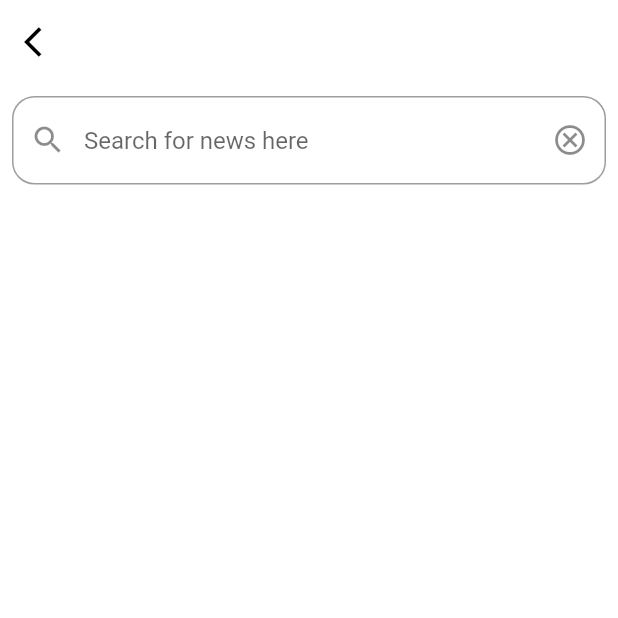
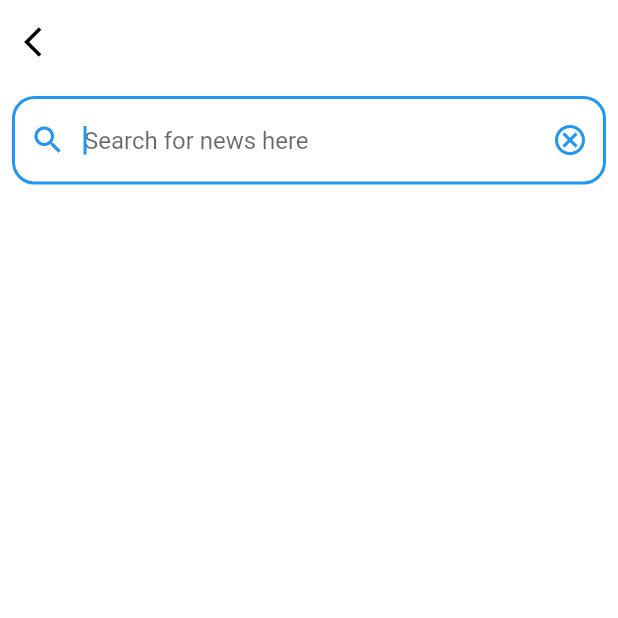
Before and after one commit to Daniel-16/30-days-of-flutter, a Flutter app: the SearchScreen screen opened directly, on a phone screen of 412 x 824 dp, the top half of it. Run offline on Flutter 3.47's test engine with Material 2 defaults, Android fonts, the phone set to English and light mode, and no system bars; our stand-ins replace flutter_dotenv; network calls fail.

Commit message:
feat: autofocus onload for search page

```diff
--- a/lib/screens/intro_screen.dart
+++ b/lib/screens/intro_screen.dart
@@ -6,9 +6,11 @@ class IntroScreen extends StatelessWidget {
   @override
   Widget build(BuildContext context) {
     const Color color = Color.fromARGB(255, 28, 121, 198);
+    double paddingY = MediaQuery.of(context).size.height;
+    double paddingX = MediaQuery.of(context).size.width;
     return Scaffold(
         body: Container(
-      padding: const EdgeInsets.only(top: 570),
+      padding: EdgeInsets.only(top: paddingY * 0.7),
       width: double.maxFinite,
       height: double.maxFinite,
       decoration: const BoxDecoration(
--- a/lib/screens/news_details.dart
+++ b/lib/screens/news_details.dart
@@ -6,6 +6,7 @@ class NewsDetails extends StatelessWidget {
 
   @override
   Widget build(BuildContext context) {
+    double top = MediaQuery.of(context).size.height;
     return Scaffold(
       backgroundColor: Colors.white,
       // appBar: AppBar(
@@ -29,7 +30,7 @@ class NewsDetails extends StatelessWidget {
                 child:
                     Image.network(articles['urlToImage'], fit: BoxFit.cover)),
             Positioned(
-                top: 55,
+                top: top * 0.09,
                 left: 13,
                 child: Container(
                   width: 40,
--- a/lib/screens/search_screen.dart
+++ b/lib/screens/search_screen.dart
@@ -1,7 +1,6 @@
 import 'dart:convert';
-
 import 'package:flutter/material.dart';
-import 'package:easy_search_bar/easy_search_bar.dart';
+// import 'package:easy_search_bar/easy_search_bar.dart';
 import 'package:http/http.dart' as http;
 import 'package:flutter_dotenv/flutter_dotenv.dart';
 
@@ -55,11 +54,12 @@ class _SearchScreenState extends State<SearchScreen> {
           children: [
             TextField(
               controller: controller,
+              autofocus: true,
               keyboardType: TextInputType.text,
               decoration: InputDecoration(
                   hintText: "Search for news here",
                   prefixIcon: const Icon(Icons.search),
-                  suffixIcon: Icon(Icons.cancel_outlined),
+                  suffixIcon: const Icon(Icons.cancel_outlined),
                   border: OutlineInputBorder(
                       borderSide: const BorderSide(color: Colors.grey),
                       borderRadius: BorderRadius.circular(15))),
```
